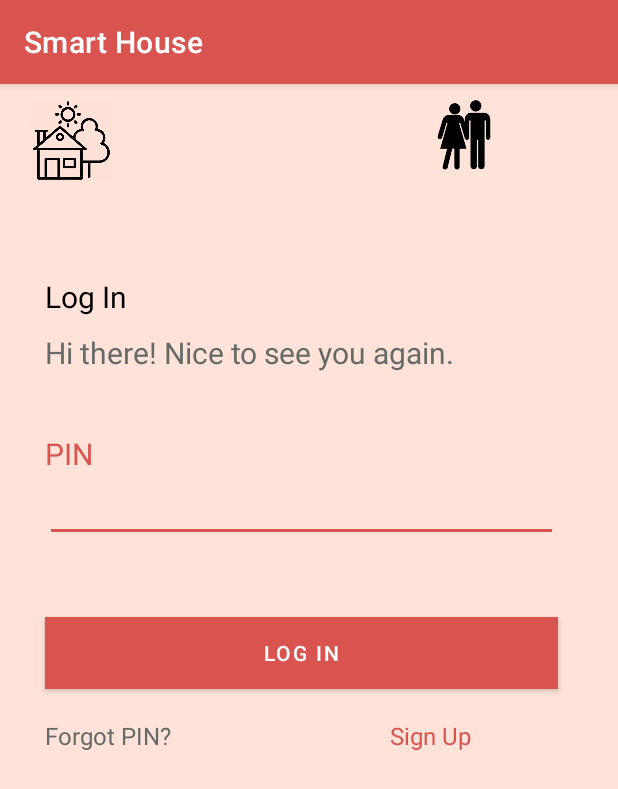
After one commit to michneaionuc/ECHIPA_13_PIU_2020, an Android app: the LoginActivity screen opened directly, with no data from a screen before it, on a phone screen of 412 x 824 dp. The commit adds this screen. Shown: the top 789 px of the screen. Run offline under Robolectric (Android 15) with nearby library versions, the phone set to English and light mode, and no system bars.

Commit message:
Implemented home page with redirection to login for parents

```diff
--- a/app/src/main/AndroidManifest.xml
+++ b/app/src/main/AndroidManifest.xml
@@ -26,6 +26,7 @@
         <activity android:name=".security.SecurityCallingActivity"/>
         <activity android:name=".security.SecurityViewActivity"/>
         <activity android:name=".security.SecurityFrontDoorActivity"/>
+        <activity android:name=".LoginActivity"/>
     </application>
 
 </manifest>
--- /dev/null
+++ b/app/src/main/java/com/example/smarthouse/LoginActivity.kt
@@ -0,0 +1,51 @@
+package com.example.smarthouse
+
+import android.content.Intent
+import androidx.appcompat.app.AppCompatActivity
+import android.os.Bundle
+import android.view.View
+import android.widget.EditText
+import android.widget.TextView
+
+class LoginActivity : AppCompatActivity() {
+
+    private lateinit var pinError: TextView
+    private lateinit var pinEditText: EditText
+
+    override fun onCreate(savedInstanceState: Bundle?) {
+        super.onCreate(savedInstanceState)
+        setContentView(R.layout.login_page)
+
+        pinEditText = findViewById(R.id.pinEditText)
+        pinError = findViewById(R.id.pinError)
+    }
+
+    fun login(view: View) {
+        System.out.println(pinEditText.text)
+        val pinValue = pinEditText.text
+        var isPinValid: Boolean = false
+
+        if(pinValue.isEmpty()) {
+            isPinValid = false
+            pinError.visibility = View.VISIBLE
+            pinError.text="PIN cannot be empty!"
+        } else if(pinValue.toString().length != 4) {
+            isPinValid = false
+            pinError.visibility = View.VISIBLE
+            pinError.text="PIN has wrong length!"
+        } else {
+            isPinValid = true
+        }
+
+        if(isPinValid) {
+            if (pinValue.toString() == "1234") {
+                pinError.visibility = View.GONE
+                val intent = Intent(this, ParentsMainPage::class.java)
+                startActivity(intent)
+            } else {
+                pinError.visibility = View.VISIBLE
+                pinError.text = "PIN is wrong!"
+            }
+        }
+    }
+}
--- /dev/null
+++ b/app/src/main/res/layout/login_page.xml
@@ -0,0 +1,138 @@
+<?xml version="1.0" encoding="utf-8"?>
+<androidx.constraintlayout.widget.ConstraintLayout xmlns:android="http://schemas.android.com/apk/res/android"
+    xmlns:app="http://schemas.android.com/apk/res-auto"
+    xmlns:tools="http://schemas.android.com/tools"
+    android:layout_width="match_parent"
+    android:layout_height="match_parent"
+    android:orientation="vertical"
+    tools:context=".MainActivity"
+    android:background="@color/background">
+
+    <ImageView
+        android:id="@+id/house_icon"
+        android:layout_marginLeft="20dp"
+        android:layout_marginTop="10dp"
+        android:layout_width="55dp"
+        android:layout_height="55dp"
+        android:src="@drawable/house_icon"
+        app:layout_constraintTop_toTopOf="parent"
+        app:layout_constraintStart_toStartOf="parent"
+        app:layout_constraintEnd_toStartOf="@+id/parents_icon"/>
+
+    <ImageView
+        android:id="@+id/parents_icon"
+        android:layout_width="48dp"
+        android:layout_height="48dp"
+        android:layout_marginRight="40dp"
+        android:layout_marginStart="210dp"
+        android:layout_marginTop="10dp"
+        android:src="@drawable/parents_icon"
+        app:layout_constraintStart_toEndOf="@+id/house_icon"
+        app:layout_constraintTop_toTopOf="parent" />
+
+    <TextView
+        android:id="@+id/log_in"
+        android:layout_width="match_parent"
+        android:layout_height="wrap_content"
+        android:text="@string/login"
+        android:layout_marginTop="70dp"
+        android:layout_marginLeft="30dp"
+        android:layout_marginRight="40dp"
+        android:textColorLink="@color/black"
+        android:textSize="20sp"
+        android:textColor="@color/black"
+        app:layout_constraintTop_toBottomOf="@+id/parents_icon" />
+
+    <TextView
+        android:id="@+id/welcome_message"
+        android:layout_width="match_parent"
+        android:layout_height="wrap_content"
+        android:text="@string/helloMessageLogin"
+        android:layout_marginLeft="30dp"
+        android:layout_marginRight="40dp"
+        android:layout_marginTop="10dp"
+        android:textSize="20sp"
+        android:textColor="@color/dark_gray"
+        app:layout_constraintTop_toBottomOf="@+id/log_in" />
+
+    <TextView
+        android:id="@+id/pin"
+        android:layout_width="match_parent"
+        android:layout_height="wrap_content"
+        android:text="@string/pin"
+        android:layout_marginLeft="30dp"
+        android:layout_marginRight="40dp"
+        android:layout_marginTop="40dp"
+        android:textSize="20sp"
+        android:textColor="@color/pink"
+        app:layout_constraintTop_toBottomOf="@+id/welcome_message" />
+
+    <EditText
+        android:id="@+id/pinEditText"
+        android:layout_width="match_parent"
+        android:layout_height="wrap_content"
+        android:ems="10"
+        android:layout_marginLeft="30dp"
+        android:layout_marginRight="40dp"
+        android:password="true"
+        android:textColor="@color/black"
+        app:layout_constraintTop_toBottomOf="@+id/pin"
+        app:layout_constraintLeft_toLeftOf="parent"
+        app:layout_constraintRight_toRightOf="parent"/>
+
+    <TextView
+        android:id="@+id/pinError"
+        android:layout_width="wrap_content"
+        android:layout_height="wrap_content"
+        android:textColor="@color/pink"
+        android:textSize="16sp"
+        android:visibility="gone"
+        app:layout_constraintTop_toBottomOf="@+id/pinEditText"
+        tools:layout_editor_absoluteX="60dp"
+        app:layout_constraintLeft_toLeftOf="parent"
+        app:layout_constraintRight_toRightOf="parent" />
+
+    <Button
+        android:id="@+id/login"
+        android:layout_width="match_parent"
+        android:layout_height="wrap_content"
+        android:layout_marginLeft="30dp"
+        android:layout_marginRight="40dp"
+        android:layout_marginTop="50dp"
+        android:radius="10dp"
+        android:backgroundTint="@color/pink"
+        android:text="@string/login"
+        android:background="@color/pink"
+        android:textColorLink="@color/white"
+        android:onClick="login"
+        app:layout_constraintTop_toBottomOf="@+id/pinError"
+        />
+
+    <TextView
+        android:id="@+id/forgot_pin"
+        android:layout_width="match_parent"
+        android:layout_height="wrap_content"
+        android:text="Forgot PIN?"
+        android:layout_marginLeft="30dp"
+        android:layout_marginRight="40dp"
+        android:layout_marginTop="20dp"
+        android:textSize="16sp"
+        android:onClick="forgotPin"
+        android:textColor="@color/dark_gray"
+        app:layout_constraintTop_toBottomOf="@+id/login" />
+
+    <TextView
+        android:id="@+id/sign_up"
+        android:layout_width="match_parent"
+        android:layout_height="wrap_content"
+        android:text="Sign Up"
+        android:layout_marginLeft="260dp"
+        android:layout_marginRight="40dp"
+        android:layout_marginTop="20dp"
+        android:textSize="16sp"
+        android:onClick="signUp"
+        android:textColor="@color/pink"
+        app:layout_constraintTop_toBottomOf="@+id/login" />
+
+
+</androidx.constraintlayout.widget.ConstraintLayout>
```
Also changed, not shown: app/src/main/java/com/example/smarthouse/MainActivity.kt (+6 -29 lines), app/src/main/res/layout/activity_main.xml (+39 -115 lines), app/src/main/res/drawable/grandparents_fist_page_icon.png (added), app/src/main/res/drawable/kids_first_page_icon.png (added), app/src/main/res/drawable/parents_first_page_icon.png (added), app/src/main/res/drawable/teenage_first_page.png (added).
